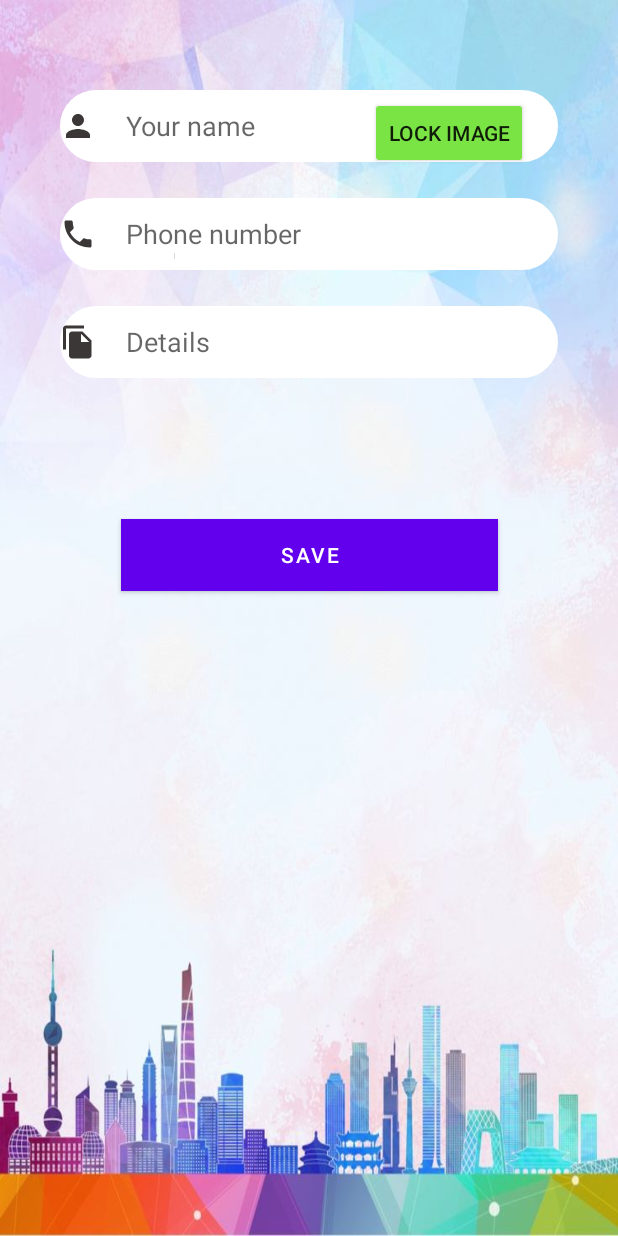
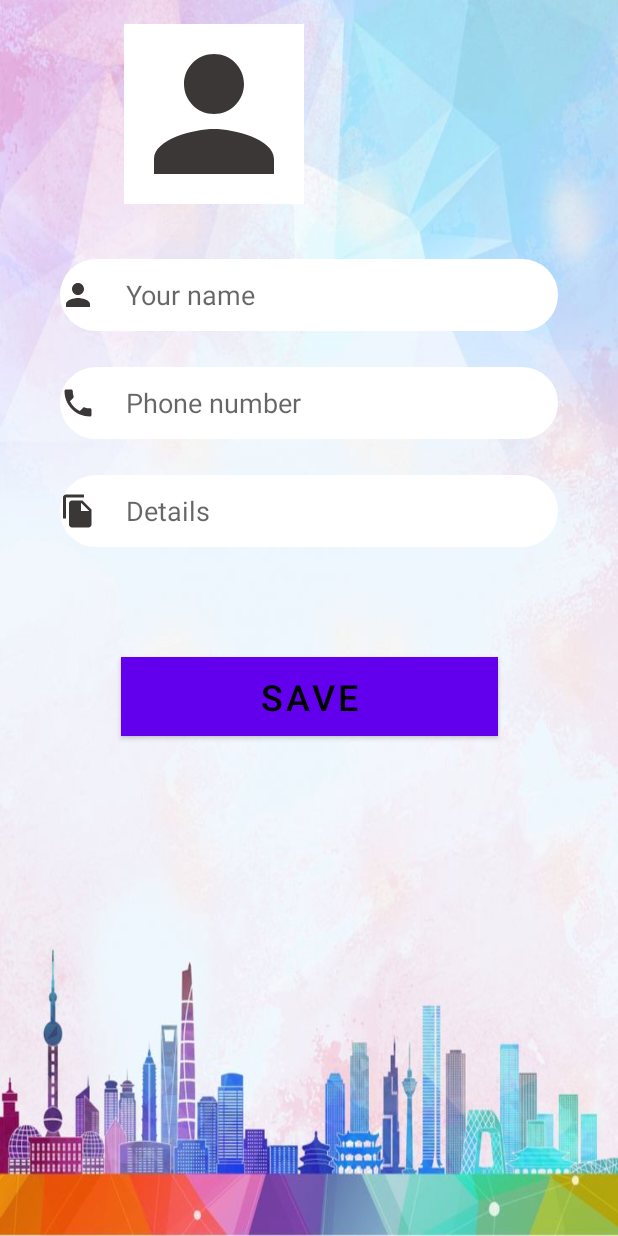
Before and after one commit to subham99kr/Tenant-Finder, an Android app: the layout activity_input_tenant.xml on its own in the app's theme, with its tools: preview values and no code run, on a phone screen of 412 x 824 dp. Run offline under Robolectric (Android 15) with nearby library versions, the phone set to English and light mode, and no system bars.

Commit message:
working: tenant recyclerView tenant input with image owner input(at present no image adding option) will add now
not working:
owner recyclerView

```diff
--- a/app/src/main/AndroidManifest.xml
+++ b/app/src/main/AndroidManifest.xml
@@ -15,7 +15,7 @@
         android:supportsRtl="true"
         android:theme="@style/Theme.TenantFinder">
         <activity
-            android:name=".Register"
+            android:name=".Registration"
             android:exported="false" />
         <activity
             android:name=".ShowProperties"
--- a/app/src/main/java/com/example/tenantfinder_9204/InputPropertyDetails.java
+++ b/app/src/main/java/com/example/tenantfinder_9204/InputPropertyDetails.java
@@ -12,8 +12,7 @@ import com.google.firebase.database.DatabaseReference;
 import com.google.firebase.database.FirebaseDatabase;
 
 public class InputPropertyDetails extends AppCompatActivity {
-    EditText ettName , ettPhone , ettDetails , ettAddress ;
-    Button btnAdd;
+   private EditText ettName , ettPhone , ettDetails , ettAddress ;
 
 
     DatabaseReference DataBaseO;
@@ -28,7 +27,7 @@ public class InputPropertyDetails extends AppCompatActivity {
         ettAddress =  findViewById(R.id.ettAddress);
         ettPhone = findViewById(R.id.ettPhone);
         ettDetails = findViewById(R.id.ettDetails);
-        btnAdd = findViewById(R.id.btnAdd);
+        Button btnAdd = findViewById(R.id.btnAdd);
 
 
         DataBaseO = FirebaseDatabase.getInstance().getReference().child("OWNERS");
--- a/app/src/main/java/com/example/tenantfinder_9204/Owner.java
+++ b/app/src/main/java/com/example/tenantfinder_9204/Owner.java
@@ -18,7 +18,6 @@ public class Owner extends AppCompatActivity {
         startActivity(intent);}
     public void addProperty(View view){
         Intent intent = new Intent(this, InputPropertyDetails.class);
-        startActivity(intent);
-    }
+        startActivity(intent); }
 
 }
--- a/app/src/main/java/com/example/tenantfinder_9204/OwnersRDB.java
+++ b/app/src/main/java/com/example/tenantfinder_9204/OwnersRDB.java
@@ -1,7 +1,7 @@
 package com.example.tenantfinder_9204;
 
 public class OwnersRDB {
-    String name,phone,details, address;
+    String name,phone,details,address,imageUri;
 
     public String getName() {
         return name;
@@ -17,4 +17,5 @@ public class OwnersRDB {
     public String getAddress() {
         return address;
     }
+    public String getImageUrl(){return imageUri;}
 }
--- a/app/src/main/java/com/example/tenantfinder_9204/TenantsRDB.java
+++ b/app/src/main/java/com/example/tenantfinder_9204/TenantsRDB.java
@@ -1,7 +1,7 @@
 package com.example.tenantfinder_9204;
 
 public class TenantsRDB {
-    String name,phone,details , imageUrl;
+    String name,phone,details, imageUrl;
 
     public String getName() {
         return name;
--- a/app/src/main/res/layout/activity_input_property_details.xml
+++ b/app/src/main/res/layout/activity_input_property_details.xml
@@ -109,13 +109,13 @@
 
     <ImageView
         android:id="@+id/imageViewOI"
-        android:layout_width="wrap_content"
-        android:layout_height="wrap_content"
+        android:layout_width="120dp"
+        android:layout_height="130dp"
         android:layout_marginTop="10dp"
         app:layout_constraintEnd_toEndOf="parent"
         app:layout_constraintStart_toStartOf="parent"
         app:layout_constraintTop_toTopOf="parent"
         tools:ignore="ContentDescription,ImageContrastCheck"
-        tools:srcCompat="@tools:sample/avatars" />
+        android:src="@drawable/ic_baseline_person" />
 
 </androidx.constraintlayout.widget.ConstraintLayout>
--- a/app/src/main/res/layout/activity_input_tenant.xml
+++ b/app/src/main/res/layout/activity_input_tenant.xml
@@ -79,6 +79,8 @@
         android:layout_height="wrap_content"
         android:background="#F44336"
         android:text="@string/save"
+        android:textColor="#000000"
+        android:textSize="24sp"
         app:layout_constraintBottom_toBottomOf="parent"
         app:layout_constraintEnd_toEndOf="@+id/etDetails"
         app:layout_constraintStart_toStartOf="@+id/etDetails"
@@ -87,38 +89,15 @@
 
     <ImageView
         android:id="@+id/imgProfile"
-        android:layout_width="wrap_content"
-        android:layout_height="wrap_content"
+        android:layout_width="120dp"
+        android:layout_height="120dp"
         android:layout_marginTop="16dp"
+        android:background="@color/white"
+        android:src="@drawable/ic_baseline_person"
         app:layout_constraintEnd_toEndOf="parent"
         app:layout_constraintHorizontal_bias="0.282"
         app:layout_constraintStart_toStartOf="parent"
         app:layout_constraintTop_toTopOf="parent"
-        tools:srcCompat="@tools:sample/avatars" />
-
-    <androidx.appcompat.widget.AppCompatButton
-        android:id="@+id/uploadBtn"
-        android:layout_width="wrap_content"
-        android:layout_height="wrap_content"
-        android:backgroundTint="#7AE445"
-        android:text="Lock Image"
-        app:layout_constraintBottom_toBottomOf="parent"
-        app:layout_constraintEnd_toEndOf="parent"
-        app:layout_constraintHorizontal_bias="0.804"
-        app:layout_constraintStart_toStartOf="parent"
-        app:layout_constraintTop_toTopOf="parent"
-        app:layout_constraintVertical_bias="0.083" />
-
-    <ProgressBar
-        android:id="@+id/progressBar3"
-        style="?android:attr/progressBarStyleHorizontal"
-        android:layout_width="0dp"
-        android:layout_height="wrap_content"
-        app:layout_constraintBottom_toBottomOf="parent"
-        app:layout_constraintEnd_toEndOf="@+id/imgProfile"
-        app:layout_constraintHorizontal_bias="0.0"
-        app:layout_constraintStart_toStartOf="@+id/imgProfile"
-        app:layout_constraintTop_toTopOf="parent"
-        app:layout_constraintVertical_bias="0.201" />
+        android:contentDescription="TODO" />
 
 </androidx.constraintlayout.widget.ConstraintLayout>
--- a/app/src/main/res/layout/activity_login_activity.xml
+++ b/app/src/main/res/layout/activity_login_activity.xml
@@ -83,6 +83,7 @@
         android:layout_width="wrap_content"
         android:layout_height="wrap_content"
         android:layout_marginTop="10dp"
+        android:onClick="startRegister"
         android:text="@string/sign_up"
         android:textColor="#F44336"
         android:textSize="20sp"
--- a/app/src/main/res/layout/activity_register.xml
+++ b/app/src/main/res/layout/activity_register.xml
@@ -5,7 +5,7 @@
     android:layout_width="match_parent"
     android:layout_height="match_parent"
     android:background="@drawable/background1"
-    tools:context=".Register">
+    tools:context=".Registration">
 
 
     <TextView
--- a/app/src/main/res/layout/activity_tenants_availaible.xml
+++ b/app/src/main/res/layout/activity_tenants_show.xml
@@ -9,7 +9,7 @@
     tools:context=".TenantsAvailable">
 
     <androidx.recyclerview.widget.RecyclerView
-        android:id="@+id/recyclerViewT"
+        android:id="@+id/recyclerViewST"
         android:layout_width="match_parent"
         android:layout_height="match_parent"
         app:layout_constraintBottom_toBottomOf="parent"
--- a/app/src/main/res/layout/owners_ava_recycler.xml
+++ b/app/src/main/res/layout/owners_ava_recycler.xml
@@ -17,10 +17,10 @@
             android:id="@+id/imageViewO"
             android:layout_width="115dp"
             android:layout_height="139dp"
+            android:layout_marginStart="8dp"
             android:layout_marginTop="5dp"
-            android:layout_marginStart="8dp"
-            tools:srcCompat="@tools:sample/avatars"
-            tools:ignore="ContentDescription"/>
+            tools:ignore="ContentDescription"
+            tools:srcCompat="@tools:sample/avatars" />
 
         <TextView
             android:id="@+id/nameO"
--- a/app/src/main/res/layout/tenants_ava_recycler.xml
+++ b/app/src/main/res/layout/tenants_ava_recycler.xml
@@ -14,12 +14,11 @@
 
         <ImageView
             android:id="@+id/imageViewT"
-            android:src="@mipmap/ic_launcher"
             android:layout_width="101dp"
             android:layout_height="135dp"
             android:layout_marginStart="10dp"
             android:layout_marginTop="10dp"
-            tools:ignore="ContentDescription" />
+            android:src="@mipmap/ic_launcher" />
 
         <TextView
             android:id="@+id/nameT"
@@ -43,8 +42,8 @@
             android:layout_width="wrap_content"
             android:layout_height="30dp"
             android:layout_below="@id/nameT"
+            android:layout_marginStart="145dp"
             android:layout_marginTop="3dp"
-            android:layout_marginStart="145dp"
             android:background="@drawable/input_bg3"
             android:backgroundTint="#EED8EF"
             android:drawablePadding="10dp"
```
Also changed, not shown: app/src/main/java/com/example/tenantfinder_9204/AdapterODB.java (+14 -8 lines), app/src/main/java/com/example/tenantfinder_9204/Input_Tenant.java (+53 -101 lines), app/src/main/java/com/example/tenantfinder_9204/LoginActivity.java (+12 -7 lines), app/src/main/java/com/example/tenantfinder_9204/Registration.java (renamed from app/src/main/java/com/example/tenantfinder_9204/Register.java, +14 -18 lines), app/src/main/java/com/example/tenantfinder_9204/ShowProperties.java (+19 -13 lines), app/src/main/java/com/example/tenantfinder_9204/TenantDB.java (+21 -7 lines), app/src/main/java/com/example/tenantfinder_9204/TenantsAvailable.java (+7 -10 lines).
